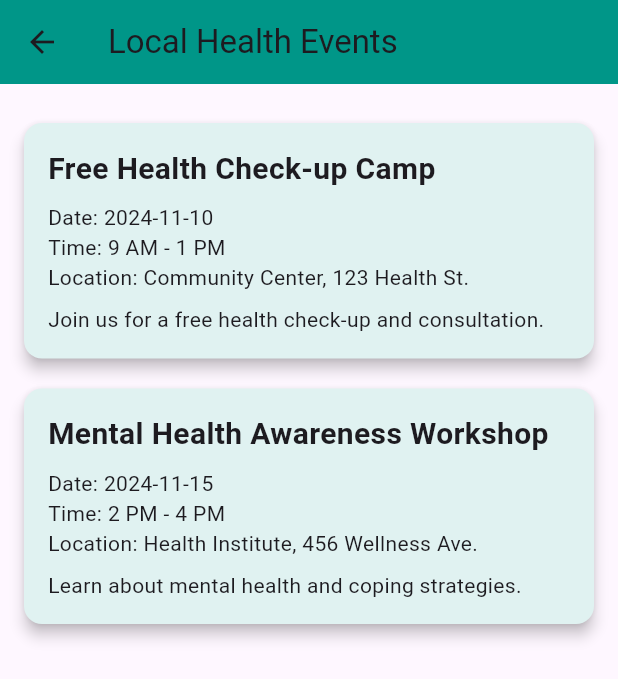
After one commit to Kasun3865/Project2, a Flutter app: the ResourcesScreen screen opened directly, after a tap on "Local Health Events", on a phone screen of 412 x 824 dp. The commit adds this screen. Shown: the top 679 px of the screen. Run offline on Flutter 3.47's test engine with Material 3 defaults, Android fonts, the phone set to English and light mode, and no system bars; our stand-ins replace cloud_firestore, firebase_auth, firebase_core, firebase_storage, font_awesome_flutter, image_picker and 1 more; accounts and stored records are empty.

Commit message:
calender added

```diff
--- /dev/null
+++ b/project3/lib/screens/health_event.dart
@@ -0,0 +1,18 @@
+// health_event.dart
+class HealthEvent {
+  final String title;
+  final DateTime date;
+  final String time;
+  final String location;
+  final String description;
+  final String? url; // Optional link for more info
+
+  HealthEvent({
+    required this.title,
+    required this.date,
+    required this.time,
+    required this.location,
+    required this.description,
+    this.url,
+  });
+}
--- /dev/null
+++ b/project3/lib/screens/health_events_screen.dart
@@ -0,0 +1,74 @@
+// health_events_screen.dart
+import 'package:flutter/material.dart';
+import 'package:url_launcher/url_launcher.dart';
+import 'health_event.dart'; // Import the HealthEvent class
+
+class HealthEventsScreen extends StatelessWidget {
+  HealthEventsScreen({Key? key}) : super(key: key);
+
+  // Sample data for health events
+  final List<HealthEvent> events = [
+    HealthEvent(
+      title: 'Free Health Check-up Camp',
+      date: DateTime(2024, 11, 10),
+      time: '9 AM - 1 PM',
+      location: 'Community Center, 123 Health St.',
+      description: 'Join us for a free health check-up and consultation.',
+    ),
+    HealthEvent(
+      title: 'Mental Health Awareness Workshop',
+      date: DateTime(2024, 11, 15),
+      time: '2 PM - 4 PM',
+      location: 'Health Institute, 456 Wellness Ave.',
+      description: 'Learn about mental health and coping strategies.',
+      url: 'https://example.com/workshop', // Optional URL
+    ),
+    // Add more events as needed
+  ];
+
+  @override
+  Widget build(BuildContext context) {
+    return Scaffold(
+      appBar: AppBar(
+        title: const Text('Local Health Events'),
+        backgroundColor: Colors.teal,
+      ),
+      body: Padding(
+        padding: const EdgeInsets.all(16.0),
+        child: ListView.builder(
+          itemCount: events.length,
+          itemBuilder: (context, index) {
+            return _buildEventCard(events[index]);
+          },
+        ),
+      ),
+    );
+  }
+
+  Widget _buildEventCard(HealthEvent event) {
+    return Card(
+      margin: const EdgeInsets.symmetric(vertical: 10),
+      color: Colors.teal[50],
+      elevation: 4,
+      child: Padding(
+        padding: const EdgeInsets.all(16.0),
+        child: Column(
+          crossAxisAlignment: CrossAxisAlignment.start,
+          children: [
+            Text(
+              event.title,
+              style: const TextStyle(fontSize: 20, fontWeight: FontWeight.bold),
+            ),
+            const SizedBox(height: 8),
+            Text(
+                'Date: ${event.date.toLocal().toString().split(' ')[0]}'), // Format date
+            Text('Time: ${event.time}'),
+            Text('Location: ${event.location}'),
+            const SizedBox(height: 8),
+            Text(event.description),
+          ],
+        ),
+      ),
+    );
+  }
+}
--- a/project3/lib/screens/resources_screen.dart
+++ b/project3/lib/screens/resources_screen.dart
@@ -4,6 +4,7 @@ import 'hospital_map_screen.dart'; // Import the HospitalMapScreen
 import 'eye_test_screen.dart'; // Import the EyeTestScreen
 import 'pharmacy_map_screen.dart'; // Import the PharmacyMapScreen
 import 'health_education_screen.dart'; // Import the HealthEducationScreen
+import 'health_events_screen.dart'; // Import the HealthEventsScreen
 
 class ResourcesScreen extends StatelessWidget {
   const ResourcesScreen({super.key});
@@ -106,6 +107,23 @@ class ResourcesScreen extends StatelessWidget {
                 },
               ),
             ),
+            const SizedBox(height: 20),
+            // Health Events card
+            Card(
+              color: Colors.green[50],
+              child: ListTile(
+                leading: Icon(Icons.event, color: Colors.green[700]),
+                title: const Text('Local Health Events'),
+                subtitle: const Text('Stay updated on upcoming health events.'),
+                onTap: () {
+                  Navigator.push(
+                    context,
+                    MaterialPageRoute(
+                        builder: (context) => HealthEventsScreen()),
+                  );
+                },
+              ),
+            ),
           ],
         ),
       ),
--- a/project3/pubspec.yaml
+++ b/project3/pubspec.yaml
@@ -52,6 +52,8 @@ dependencies:
   http: ^1.2.2
   chat_gpt_sdk: ^3.1.0
   fl_chart: ^0.40.0
+  url_launcher: ^6.0.20
+  path: ^1.8.0
 
 
 dev_dependencies:
```
Also changed, not shown: project3/pubspec.lock, 5 other files.
